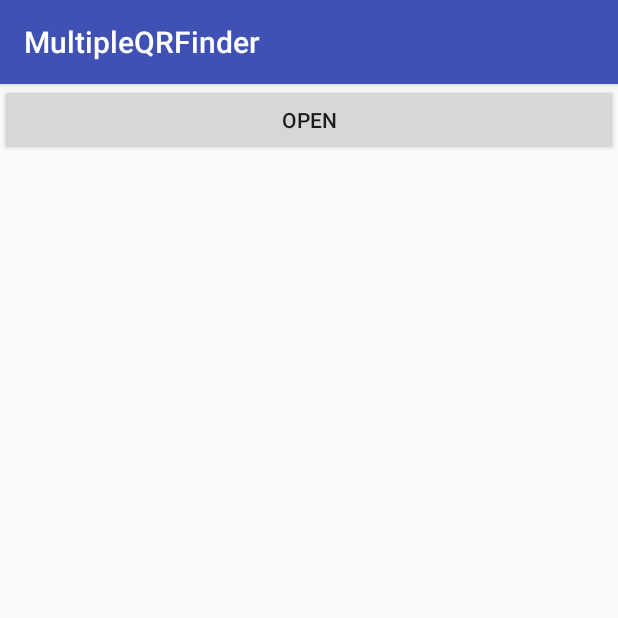
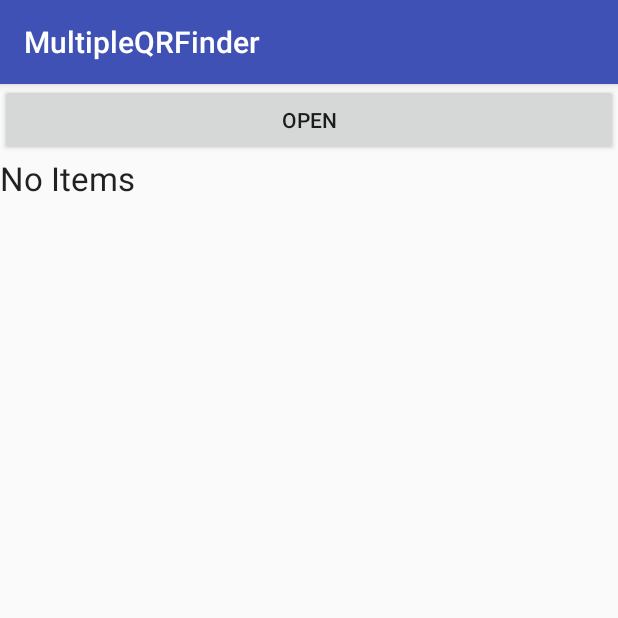
Before and after one commit to Lesmiscore/MultipleQRFinder, an Android app: the screen it shows after launch (MainActivity), on a phone screen of 412 x 824 dp, the top half of it. Run offline under Robolectric (Android 15) with nearby library versions, the phone set to English and light mode, and no system bars; our stand-ins replace data binding.

Commit message:
検知して表示するまで
テキストとかはまだ出ない

```diff
--- a/app/src/main/AndroidManifest.xml
+++ b/app/src/main/AndroidManifest.xml
@@ -2,6 +2,7 @@
 <manifest xmlns:android="http://schemas.android.com/apk/res/android"
     package="com.nao20010128nao.multipleqrfinder">
 
+    <uses-permission android:name="android.permission.WRITE_EXTERNAL_STORAGE" />
     <application
         android:allowBackup="true"
         android:icon="@mipmap/ic_launcher"
--- a/app/src/main/java/com/nao20010128nao/multipleqrfinder/Binding.kt
+++ b/app/src/main/java/com/nao20010128nao/multipleqrfinder/Binding.kt
@@ -5,6 +5,6 @@ import android.graphics.Bitmap
 import android.widget.ImageView
 
 @BindingAdapter("android:src")
-fun ImageView.setImageBitmapBND(bmp: Bitmap) {
+fun ImageView.setImageBitmapBND(bmp: Bitmap?) {
     setImageBitmap(bmp)
 }
--- a/app/src/main/java/com/nao20010128nao/multipleqrfinder/MainActivity.kt
+++ b/app/src/main/java/com/nao20010128nao/multipleqrfinder/MainActivity.kt
@@ -1,12 +1,83 @@
 package com.nao20010128nao.multipleqrfinder
 
+import android.app.Activity
+import android.content.Intent
+import android.databinding.DataBindingUtil
+import android.graphics.BitmapFactory
+import android.os.Bundle
 import android.support.v7.app.AppCompatActivity
-import android.os.Bundle
+import android.support.v7.widget.LinearLayoutManager
+import android.support.v7.widget.RecyclerView
+import android.view.ViewGroup
+import com.google.zxing.Result
+import com.nao20010128nao.multipleqrfinder.databinding.ActivityMainBinding
+import com.nao20010128nao.multipleqrfinder.databinding.ItemNoneBinding
+import com.nao20010128nao.multipleqrfinder.databinding.ItemQrcodeBinding
+import kotlin.properties.Delegates
 
 class MainActivity : AppCompatActivity() {
+    lateinit var binding: ActivityMainBinding
 
     override fun onCreate(savedInstanceState: Bundle?) {
         super.onCreate(savedInstanceState)
-        setContentView(R.layout.activity_main)
+        binding = DataBindingUtil.setContentView(this, R.layout.activity_main)
+        binding.list.also {
+            it.layoutManager = LinearLayoutManager(this).also {
+                it.orientation = LinearLayoutManager.VERTICAL
+            }
+            it.adapter = Adapter(this)
+        }
+        binding.open.setOnClickListener {
+            startActivityForResult(Intent(Intent.ACTION_OPEN_DOCUMENT).also { it.type = "image/*" }, 1)
+        }
+    }
+
+    override fun onActivityResult(requestCode: Int, resultCode: Int, data: Intent?) {
+        super.onActivityResult(requestCode, resultCode, data)
+        println("Q $requestCode R $resultCode")
+        if (resultCode != Activity.RESULT_OK) return
+        when (requestCode) {
+            1 -> {
+                val uri = data!!.data
+                val bmp = contentResolver.openInputStream(uri).use { BitmapFactory.decodeStream(it) }
+                binding.source = bmp
+                val result = bmp.readQrCodes()
+                (binding.list.adapter as? Adapter)?.list = result
+            }
+        }
+    }
+
+    class Adapter(private val context: MainActivity) : RecyclerView.Adapter<NullBindingViewHolder>() {
+        var list: List<Result> by Delegates.observable(emptyList()) { _, _, _ ->
+            notifyDataSetChanged()
+        }
+
+        override fun onCreateViewHolder(parent: ViewGroup?, viewType: Int): NullBindingViewHolder =
+                when (viewType) {
+                    0 -> NoneItemViewHolder(ItemNoneBinding.inflate(context.layoutInflater, parent, false))
+                    else -> QRCodeItemViewHolder(ItemQrcodeBinding.inflate(context.layoutInflater, parent, false))
+                }
+
+        override fun getItemCount(): Int = when (list.size) {
+            0 -> 1
+            else -> list.size
+        }
+
+        override fun getItemViewType(position: Int): Int = when (list.size) {
+            0 -> 0
+            else -> 1
+        }
+
+        override fun onBindViewHolder(holder: NullBindingViewHolder?, position: Int) {
+            if (holder?.binding is ItemNoneBinding) {
+                return
+            }
+            (holder?.binding as? ItemQrcodeBinding)?.also {
+                val image = list[position]
+                val rect = image.toRectangle()
+                it.result = image
+                it.cropped = context.binding.source?.crop(rect)
+            }
+        }
     }
 }
--- a/app/src/main/java/com/nao20010128nao/multipleqrfinder/Utils.kt
+++ b/app/src/main/java/com/nao20010128nao/multipleqrfinder/Utils.kt
@@ -1,8 +1,14 @@
 package com.nao20010128nao.multipleqrfinder
 
+import android.databinding.ViewDataBinding
 import android.graphics.Bitmap
+import android.graphics.BitmapFactory
 import android.graphics.RectF
+import android.support.v7.widget.RecyclerView
+import android.view.View
 import com.google.zxing.Result
+import com.nao20010128nao.multipleqrfinder.databinding.ItemNoneBinding
+import com.nao20010128nao.multipleqrfinder.databinding.ItemQrcodeBinding
 
 
 inline fun <T> Bitmap.res(aa: Bitmap.(Bitmap) -> T): T {
@@ -23,3 +29,20 @@ fun Result.toRectangle(): RectF {
     val b = y.max()!!
     return RectF(l, t, r, b)
 }
+
+typealias VH = RecyclerView.ViewHolder
+
+fun <T : View> VH.findViewById(id: Int): T = itemView.findViewById(id)
+
+class BindingViewHolder<out T : ViewDataBinding>(val binding: T) : RecyclerView.ViewHolder(binding.root)
+typealias NoneItemViewHolder = BindingViewHolder<ItemNoneBinding>
+typealias QRCodeItemViewHolder = BindingViewHolder<ItemQrcodeBinding>
+typealias NullBindingViewHolder = BindingViewHolder<*>
+
+fun Bitmap.crop(rectF: RectF): Bitmap = Bitmap.createBitmap(
+        this,
+        rectF.left.toInt(),
+        rectF.top.toInt(),
+        (rectF.right - rectF.left).toInt(),
+        (rectF.bottom - rectF.top).toInt()
+)
--- a/app/src/main/res/layout/activity_main.xml
+++ b/app/src/main/res/layout/activity_main.xml
@@ -12,22 +12,30 @@
             type="android.graphics.Bitmap" />
     </data>
 
+    <ScrollView
+        android:layout_width="match_parent"
+        android:layout_height="match_parent">
+
         <LinearLayout
             android:layout_width="match_parent"
-        android:layout_height="match_parent"
+            android:layout_height="wrap_content"
             android:orientation="vertical"
             tools:context=".MainActivity">
 
             <ImageView
                 android:layout_width="wrap_content"
                 android:layout_height="wrap_content"
+                android:layout_gravity="center"
+                android:adjustViewBounds="true"
+                android:maxHeight="230dp"
                 android:src="@{source}"
                 android:visibility="@{source!=null?View.VISIBLE:View.GONE}" />
 
             <Button
+                android:id="@+id/open"
                 android:layout_width="match_parent"
                 android:layout_height="wrap_content"
-            android:text="OPEN" />
+                android:text="@string/open" />
 
             <android.support.v7.widget.RecyclerView
                 android:id="@+id/list"
@@ -35,4 +43,5 @@
                 android:layout_height="match_parent" />
 
         </LinearLayout>
+    </ScrollView>
 </layout>
--- /dev/null
+++ b/app/src/main/res/layout/item_none.xml
@@ -0,0 +1,9 @@
+<?xml version="1.0" encoding="utf-8"?>
+<layout xmlns:android="http://schemas.android.com/apk/res/android">
+
+    <TextView
+        android:layout_width="wrap_content"
+        android:layout_height="wrap_content"
+        android:text="@string/no_items"
+        android:textAppearance="?android:attr/textAppearanceLarge" />
+</layout>
--- a/app/src/main/res/values/strings.xml
+++ b/app/src/main/res/values/strings.xml
@@ -1,3 +1,5 @@
 <resources>
     <string name="app_name">MultipleQRFinder</string>
+    <string name="open">OPEN</string>
+    <string name="no_items">No Items</string>
 </resources>
```
Also changed, not shown: app/src/main/java/com/nao20010128nao/multipleqrfinder/QRCodeReader.kt (+10 -5 lines), app/src/main/res/layout/item_qrcode.xml (added, +29 -0 lines). Lines whose indentation alone changed are shown as unchanged.
